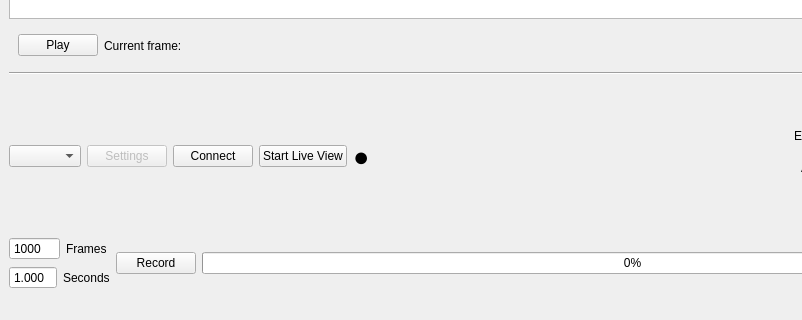
Before: the Qt Designer form MainWindow.ui in weidtn/harvesters_pg, drawn with Qt 5; both pictures show x 0 to 802 and y 458 to 778 of the 1158 by 778 pixel window.
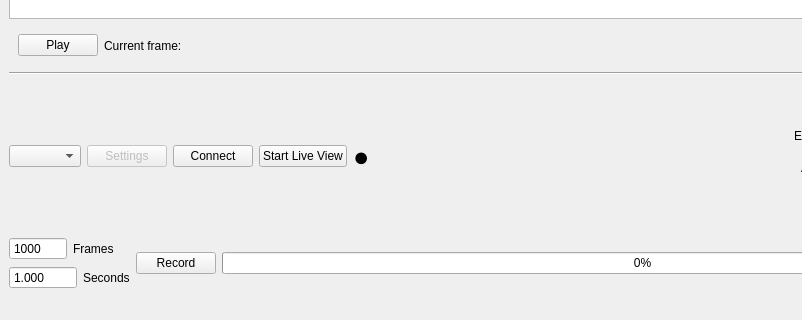
After: the same form once the commit is applied. Custom widgets are drawn as their Qt base class.

Commit message: more frames possible

The edit to the form file:
```diff
--- a/MainWindow.ui
+++ b/MainWindow.ui
@@ -546,7 +546,7 @@
                <number>1</number>
               </property>
               <property name="maximum">
-               <number>100000</number>
+               <number>1000000</number>
               </property>
               <property name="value">
                <number>1000</number>
@@ -578,6 +578,9 @@
               <property name="decimals">
                <number>3</number>
               </property>
+              <property name="maximum">
+               <double>86400.000000000000000</double>
+              </property>
               <property name="value">
                <double>1.000000000000000</double>
               </property>
```
The commit also changes 1 other file.
